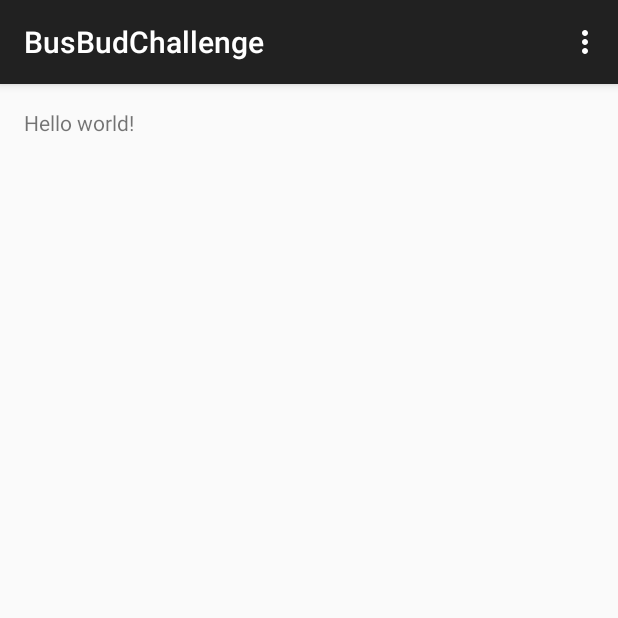
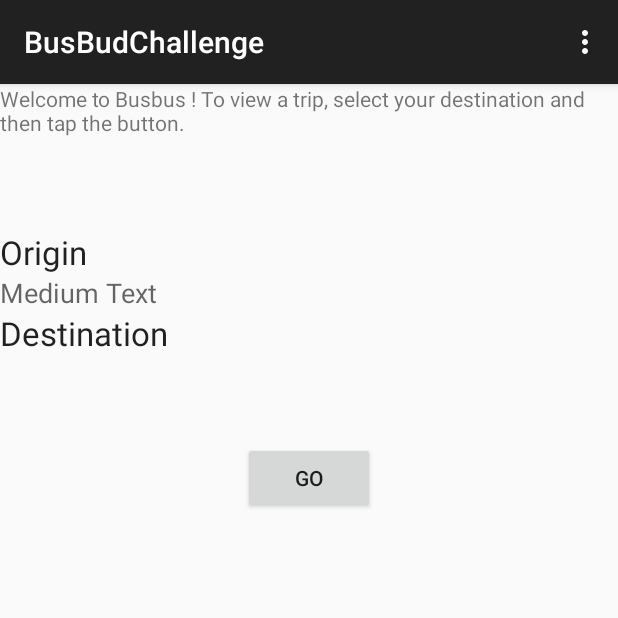
Before and after one commit to busbud/coding-challenge-native-a, an Android app: the screen it shows after launch (MainActivity), on a phone screen of 412 x 824 dp, the top half of it. Run offline under Robolectric (Android 15) with nearby library versions, the phone set to English and light mode, and no system bars.

Commit message:
Rough interface with localized strings

```diff
--- a/BusBudChallenge/src/main/res/layout/fragment_main.xml
+++ b/BusBudChallenge/src/main/res/layout/fragment_main.xml
@@ -1,16 +1,45 @@
-<RelativeLayout xmlns:android="http://schemas.android.com/apk/res/android"
-    xmlns:tools="http://schemas.android.com/tools"
-    android:layout_width="match_parent"
-    android:layout_height="match_parent"
-    android:paddingLeft="@dimen/activity_horizontal_margin"
-    android:paddingRight="@dimen/activity_horizontal_margin"
-    android:paddingTop="@dimen/activity_vertical_margin"
-    android:paddingBottom="@dimen/activity_vertical_margin"
-    tools:context=".MainActivity$PlaceholderFragment">
+<LinearLayout
+    android:orientation="vertical"
+    android:layout_width="fill_parent"
+    android:layout_height="fill_parent"
+    xmlns:android="http://schemas.android.com/apk/res/android">
 
     <TextView
-        android:text="@string/hello_world"
+        android:layout_width="fill_parent"
+        android:layout_height="97dp"
+        android:text="@string/welcome"
+        android:id="@+id/textView" />
+
+    <TextView
         android:layout_width="wrap_content"
-        android:layout_height="wrap_content" />
+        android:layout_height="wrap_content"
+        android:textAppearance="?android:attr/textAppearanceLarge"
+        android:text="@string/origin"
+        android:id="@+id/textView2" />
 
-</RelativeLayout>
+    <TextView
+        android:layout_width="wrap_content"
+        android:layout_height="wrap_content"
+        android:textAppearance="?android:attr/textAppearanceMedium"
+        android:text="Medium Text"
+        android:id="@+id/textView3" />
+
+    <TextView
+        android:layout_width="wrap_content"
+        android:layout_height="wrap_content"
+        android:textAppearance="?android:attr/textAppearanceLarge"
+        android:text="@string/destination"
+        android:id="@+id/textView4" />
+
+    <ExpandableListView
+        android:layout_width="wrap_content"
+        android:layout_height="58dp"
+        android:id="@+id/expandableListView" />
+
+    <Button
+        android:layout_width="wrap_content"
+        android:layout_height="wrap_content"
+        android:text="@string/show_trip"
+        android:id="@+id/button"
+        android:layout_gravity="center_horizontal" />
+</LinearLayout>
--- a/BusBudChallenge/src/main/res/values/strings.xml
+++ b/BusBudChallenge/src/main/res/values/strings.xml
@@ -4,5 +4,9 @@
     <string name="app_name">BusBudChallenge</string>
     <string name="hello_world">Hello world!</string>
     <string name="action_settings">Settings</string>
+    <string name="welcome">Welcome to Busbus ! To view a trip, select your destination and then tap the button.</string>
+    <string name="origin">Origin</string>
+    <string name="destination">Destination</string>
+    <string name="show_trip">Go</string>
 
 </resources>
```
Also changed, not shown: 1 other file.
